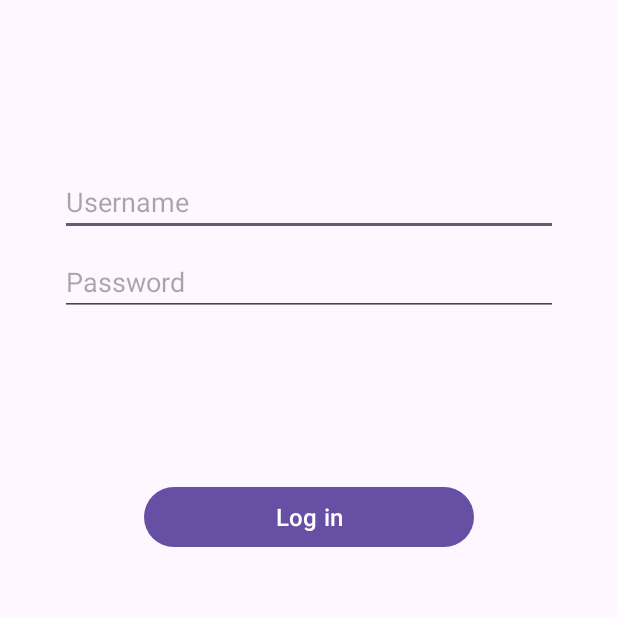
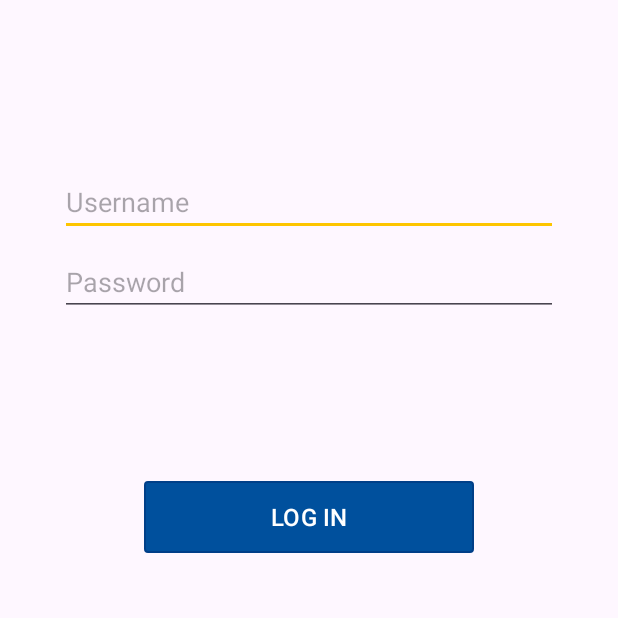
Before and after one commit to ElenaPanPanda/Simple-Bank-Manager, an Android app: the screen it shows after launch (MainActivity), on a phone screen of 412 x 824 dp, the top half of it. Run offline under Robolectric (Android 15) with nearby library versions, the phone set to English and light mode, and no system bars.

Commit message:
add fragment_menu layout

```diff
--- /dev/null
+++ b/app/src/main/res/drawable/button_shape.xml
@@ -0,0 +1,9 @@
+<?xml version="1.0" encoding="utf-8"?>
+
+<shape xmlns:android="http://schemas.android.com/apk/res/android">
+    <corners android:radius="2dp" />
+    <solid android:color="@color/light_blue" />
+    <stroke
+        android:width="1dp"
+        android:color="@color/blue" />
+</shape>
--- a/app/src/main/res/layout/fragment_login.xml
+++ b/app/src/main/res/layout/fragment_login.xml
@@ -41,6 +41,8 @@
         app:layout_constraintTop_toBottomOf="@+id/username" />
 
     <Button
+        app:backgroundTint="@null"
+        android:background="@drawable/button_shape"
         android:id="@+id/login_btn"
         android:layout_width="0dp"
         android:layout_height="wrap_content"
--- a/app/src/main/res/navigation/navigation.xml
+++ b/app/src/main/res/navigation/navigation.xml
@@ -10,10 +10,16 @@
         android:name="com.example.simplebankmanager.LoginFragment"
         android:label="fragment_default"
         tools:layout="@layout/fragment_login">
-        <!--<action
-            android:id="@+id/action_defaultFragment_to_first_detailsFragment"
-            app:destination="@id/detailsFragment" />-->
+        <action
+            android:id="@+id/action_loginFragment_to_userMenuFragment"
+            app:destination="@id/MenuFragment" />
     </fragment>
+
+    <fragment
+        android:id="@+id/MenuFragment"
+        android:name="com.example.simplebankmanager.MenuFragment"
+        android:label="fragment_menu"
+        tools:layout="@layout/fragment_menu" />
 
 
 </navigation>
--- a/app/src/main/res/values/colors.xml
+++ b/app/src/main/res/values/colors.xml
@@ -2,4 +2,9 @@
 <resources>
     <color name="black">#FF000000</color>
     <color name="white">#FFFFFFFF</color>
+    <color name="dark_blue">#00296b</color>
+    <color name="blue">#003f88</color>
+    <color name="light_blue">#00509d</color>
+    <color name="yellow">#fdc500</color>
+    <color name="light_yellow">#ffd500</color>
 </resources>
--- a/app/src/main/res/values/strings.xml
+++ b/app/src/main/res/values/strings.xml
@@ -2,13 +2,17 @@
     <string name="app_name">Simple Bank Manager</string>
     <!-- Strings related to login -->
     <string name="prompt_password">Password</string>
-    <string name="action_log_in">Log in</string>
+    <string name="action_log_in">LOG IN</string>
     <string name="action_sign_in_short">Sign in</string>
-    <string name="welcome">"Welcome!"</string>
+    <string name="welcome_username">"Welcome %1$s"</string>
     <string name="invalid_username">Not a valid username</string>
     <string name="invalid_password">Not a valid password</string>
     <string name="login_failed">"Login failed"</string>
     <string name="prompt_username">Username</string>
     <!-- TODO: Remove or change this placeholder text -->
     <string name="hello_blank_fragment">Hello blank fragment</string>
+    <string name="view_balance">VIEW BALANCE</string>
+    <string name="transfer_funds">TRANSFER FUNDS</string>
+    <string name="calculate_exchange">CALCULATE EXCHANGE</string>
+    <string name="pay_bills">PAY BILLS</string>
 </resources>
--- a/app/src/main/res/values/themes.xml
+++ b/app/src/main/res/values/themes.xml
@@ -1,8 +1,8 @@
 <resources xmlns:tools="http://schemas.android.com/tools">
     <!-- Base application theme. -->
     <style name="Base.Theme.SimpleBankManager" parent="Theme.Material3.DayNight.NoActionBar">
-        <!-- Customize your light theme here. -->
-        <!-- <item name="colorPrimary">@color/my_light_primary</item> -->
+        <item name="colorPrimary">@color/dark_blue</item>
+        <item name="colorSecondary">@color/yellow</item>
     </style>
 
     <style name="Theme.SimpleBankManager" parent="Base.Theme.SimpleBankManager" />
```
Also changed, not shown: app/src/main/java/com/example/simplebankmanager/MenuFragment.kt (added, +59 -0 lines), app/src/main/res/layout/fragment_menu.xml (added, +79 -0 lines).
